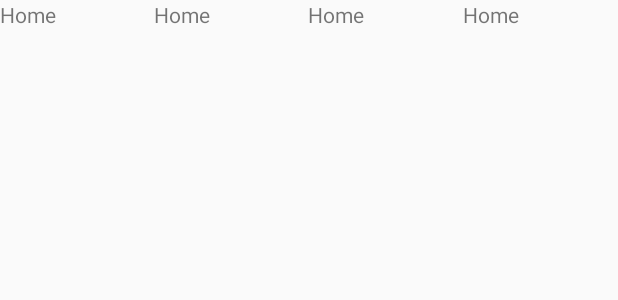
After one commit to wethinkhack/phanda_ispani, an Android app built with Jetpack Compose: the layout navigation_bar.xml on its own in the app's theme, with its tools: preview values and no code run, on a phone screen of 412 x 824 dp. The commit adds this screen. Shown: the top 300 px of the screen. Run offline under Robolectric (Android 15) with nearby library versions, the phone set to English and light mode, and no system bars.

Commit message:
Pushing layout to remote

```diff
--- a/app/build.gradle.kts
+++ b/app/build.gradle.kts
@@ -49,6 +49,10 @@ dependencies {
     implementation(libs.androidx.ui.graphics)
     implementation(libs.androidx.ui.tooling.preview)
     implementation(libs.androidx.material3)
+    implementation(libs.androidx.appcompat)
+    implementation(libs.material)
+    implementation(libs.androidx.activity)
+    implementation(libs.androidx.constraintlayout)
     testImplementation(libs.junit)
     androidTestImplementation(libs.androidx.junit)
     androidTestImplementation(libs.androidx.espresso.core)
--- a/app/src/main/AndroidManifest.xml
+++ b/app/src/main/AndroidManifest.xml
@@ -13,6 +13,9 @@
         android:theme="@style/Theme.PhandaIspani"
         tools:targetApi="31">
         <activity
+            android:name=".Home"
+            android:exported="false" />
+        <activity
             android:name=".MainActivity"
             android:exported="true"
             android:label="@string/app_name"
--- /dev/null
+++ b/app/src/main/res/drawable-nodpi/home_24px.xml
@@ -0,0 +1,10 @@
+<vector xmlns:android="http://schemas.android.com/apk/res/android"
+    android:width="24dp"
+    android:height="24dp"
+    android:viewportWidth="960"
+    android:viewportHeight="960"
+    android:tint="?attr/colorControlNormal">
+  <path
+      android:fillColor="@android:color/white"
+      android:pathData="M240,760L360,760L360,520L600,520L600,760L720,760L720,400L480,220L240,400L240,760ZM160,840L160,360L480,120L800,360L800,840L520,840L520,600L440,600L440,840L160,840ZM480,490L480,490L480,490L480,490L480,490L480,490L480,490L480,490L480,490Z"/>
+</vector>
--- /dev/null
+++ b/app/src/main/res/layout/navigation_bar.xml
@@ -0,0 +1,38 @@
+<?xml version="1.0" encoding="utf-8"?>
+<LinearLayout android:layout_width="match_parent"
+    android:layout_height="wrap_content"
+    xmlns:app="http://schemas.android.com/apk/res-auto"
+    android:orientation="horizontal"
+    app:layout_constraintBottom_toBottomOf="parent"
+    xmlns:android="http://schemas.android.com/apk/res/android">
+    <!-- Home Button -->
+    <TextView
+        android:layout_width="wrap_content"
+        android:layout_weight="1"
+        android:layout_height="wrap_content"
+        android:text="@string/home_btn_title"
+        app:drawableTint="@color/black"
+        app:drawableTopCompat="@drawable/home_24px" />
+    <TextView
+        android:layout_width="wrap_content"
+        android:layout_weight="1"
+        android:layout_height="wrap_content"
+        android:text="@string/home_btn_title"
+        app:drawableTint="@color/black"
+        app:drawableTopCompat="@drawable/home_24px" />
+    <TextView
+        android:layout_width="wrap_content"
+        android:layout_weight="1"
+        android:layout_height="wrap_content"
+        android:text="@string/home_btn_title"
+        app:drawableTint="@color/black"
+        app:drawableTopCompat="@drawable/home_24px" />
+    <TextView
+        android:layout_width="wrap_content"
+        android:layout_weight="1"
+        android:layout_height="wrap_content"
+        android:text="@string/home_btn_title"
+        app:drawableTint="@color/black"
+        app:drawableTopCompat="@drawable/home_24px" />
+
+</LinearLayout>
--- a/app/src/main/res/values/strings.xml
+++ b/app/src/main/res/values/strings.xml
@@ -1,3 +1,4 @@
 <resources>
     <string name="app_name">Phanda Ispani</string>
+    <string name="home_btn_title">Home</string>
 </resources>
```
Also changed, not shown: app/src/main/java/com/example/phandaispani/Home.kt (added, +20 -0 lines), app/src/main/res/drawable-nodpi/account_circle_24px.xml (added, +10 -0 lines), app/src/main/res/drawable-nodpi/school_24px.xml (added, +10 -0 lines), app/src/main/res/drawable-nodpi/search_24px.xml (added, +10 -0 lines), app/src/main/res/layout/activity_home.xml (added, +11 -0 lines), gradle/libs.versions.toml (+8 -0 lines).
